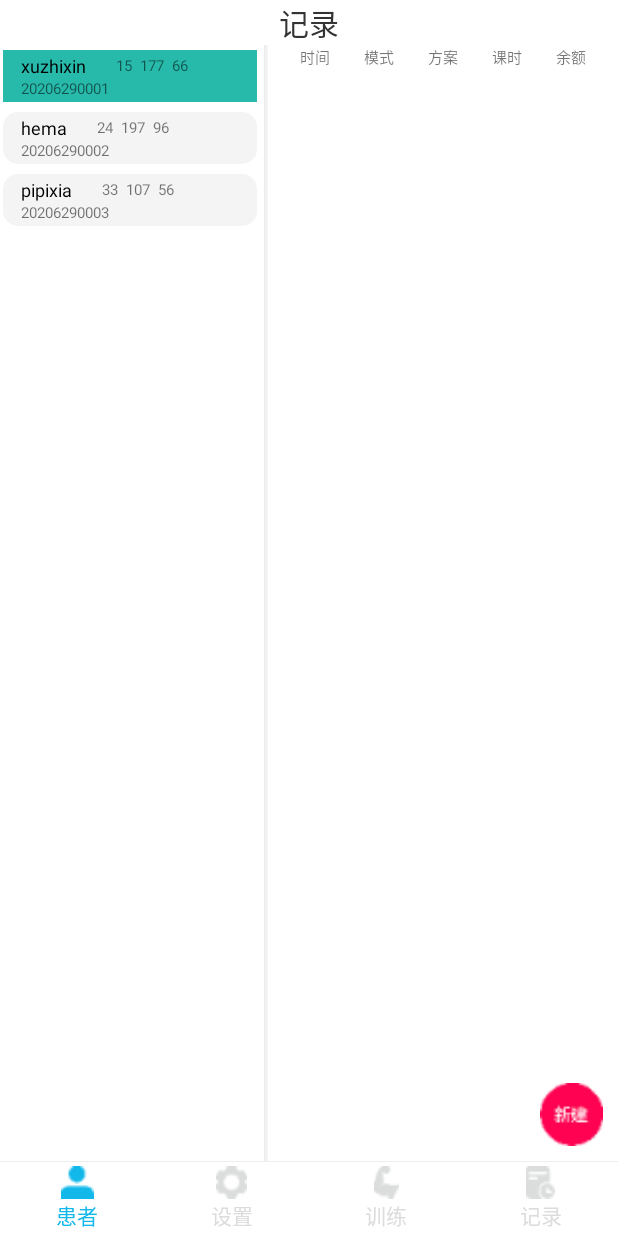
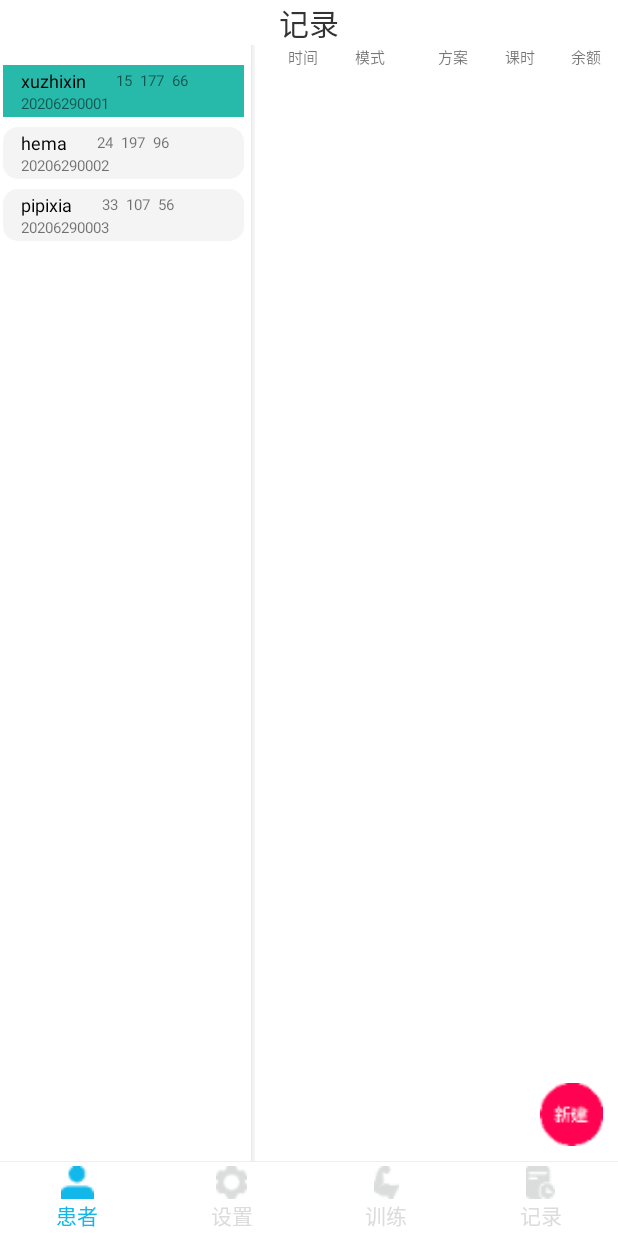
Before and after one commit to oomadj/pipi, an Android app: the fragment UserListFragment placed in its activity, on a phone screen of 412 x 824 dp. Run offline under Robolectric (Android 15) with nearby library versions, the phone set to English and light mode, and no system bars; our stand-ins replace Room's generated code; 2 statements that could not run were skipped.

Commit message:
保存训练记录

```diff
--- /dev/null
+++ b/MiraclinkClothes/app/src/main/java/com/miraclink/adapter/CheckHistoryAdapter.java
@@ -0,0 +1,71 @@
+package com.miraclink.adapter;
+
+import android.content.Context;
+import android.view.LayoutInflater;
+import android.view.View;
+import android.view.ViewGroup;
+import android.widget.TextView;
+
+import androidx.annotation.NonNull;
+import androidx.recyclerview.widget.RecyclerView;
+
+import com.miraclink.R;
+import com.miraclink.model.CheckHistory;
+import com.miraclink.utils.Utils;
+
+import java.util.ArrayList;
+import java.util.List;
+
+public class CheckHistoryAdapter extends RecyclerView.Adapter<CheckHistoryAdapter.HistoryHolder> {
+    private Context context;
+    private List<CheckHistory> histories;
+
+    public CheckHistoryAdapter() {
+        histories = new ArrayList<>();
+    }
+
+    @NonNull
+    @Override
+    public HistoryHolder onCreateViewHolder(@NonNull ViewGroup parent, int viewType) {
+        context = parent.getContext();
+        View view = LayoutInflater.from(context).inflate(R.layout.item_check_history, parent, false);
+        return new HistoryHolder(view);
+    }
+
+    @Override
+    public void onBindViewHolder(@NonNull HistoryHolder holder, int position) {
+        CheckHistory history = histories.get(position);
+        holder.textTime.setText(history.getNum());
+        holder.textMode.setText(Utils.getModeText(context, history.getMode()));
+        holder.textHour.setText(history.getClassHour() + "");
+        holder.textProgram.setText(Utils.getComposeText(context, history.getCompose()));
+        holder.textBalance.setText(history.getBalance() + "");
+    }
+
+    @Override
+    public int getItemCount() {
+        return histories == null ? 0 : histories.size();
+    }
+
+    public void setData(ArrayList<CheckHistory> histories) {
+        this.histories = histories;
+        notifyDataSetChanged();
+    }
+
+    class HistoryHolder extends RecyclerView.ViewHolder {
+        private TextView textTime;
+        private TextView textMode;
+        private TextView textProgram;
+        private TextView textHour;
+        private TextView textBalance;
+
+        public HistoryHolder(@NonNull View itemView) {
+            super(itemView);
+            textTime = itemView.findViewById(R.id.textItemCheckHistoryTime);
+            textMode = itemView.findViewById(R.id.textItemCheckHistoryMode);
+            textProgram = itemView.findViewById(R.id.textItemCheckHistoryProgram);
+            textHour = itemView.findViewById(R.id.textItemCheckHistoryHour);
+            textBalance = itemView.findViewById(R.id.textItemCheckHistoryBalance);
+        }
+    }
+}
--- a/MiraclinkClothes/app/src/main/java/com/miraclink/content/check/UserCheckContract.java
+++ b/MiraclinkClothes/app/src/main/java/com/miraclink/content/check/UserCheckContract.java
@@ -2,6 +2,7 @@ package com.miraclink.content.check;
 
 import com.miraclink.bluetooth.MyBlueService;
 import com.miraclink.database.IUserDatabaseManager;
+import com.miraclink.model.CheckHistory;
 import com.miraclink.model.User;
 
 public interface UserCheckContract {
@@ -41,6 +42,8 @@ public interface UserCheckContract {
 
         void onInit(int time,int rate,int strong);
 
+        void onInsertCheckHistory(IUserDatabaseManager iUserDatabaseManager,CheckHistory history);
+
     }
 
     interface IView{
--- a/MiraclinkClothes/app/src/main/java/com/miraclink/content/list/UserListContract.java
+++ b/MiraclinkClothes/app/src/main/java/com/miraclink/content/list/UserListContract.java
@@ -8,5 +8,7 @@ public interface UserListContract {
         void getUserList(NetworkController networkController);
 
         void queryAllUser(IUserDatabaseManager iUserDatabaseManager, IUserDatabaseManager.QueryAllUserCallback callback);
+
+        void queryCheckHistoryByID(IUserDatabaseManager iUserDatabaseManager,IUserDatabaseManager.QueryCheckHistoryByIdCallback callback,String id);
     }
 }
--- a/MiraclinkClothes/app/src/main/java/com/miraclink/content/list/UserListFragment.java
+++ b/MiraclinkClothes/app/src/main/java/com/miraclink/content/list/UserListFragment.java
@@ -18,10 +18,12 @@ import androidx.recyclerview.widget.LinearLayoutManager;
 import androidx.recyclerview.widget.RecyclerView;
 
 import com.miraclink.R;
+import com.miraclink.adapter.CheckHistoryAdapter;
 import com.miraclink.adapter.UserListAdapter;
 import com.miraclink.content.ContentActivity;
 import com.miraclink.database.IUserDatabaseManager;
 import com.miraclink.database.UserDatabaseManager;
+import com.miraclink.model.CheckHistory;
 import com.miraclink.model.User;
 import com.miraclink.networks.NetworkController;
 import com.miraclink.networks.NetworkUtil;
@@ -33,7 +35,7 @@ import com.miraclink.widget.UserListRecyclerDecoration;
 import java.util.ArrayList;
 import java.util.List;
 
-public class UserListFragment extends Fragment implements UserListAdapter.OnUserListItemClick, IUserDatabaseManager.QueryAllUserCallback, View.OnClickListener {
+public class UserListFragment extends Fragment implements UserListAdapter.OnUserListItemClick, IUserDatabaseManager.QueryAllUserCallback, View.OnClickListener,IUserDatabaseManager.QueryCheckHistoryByIdCallback {
     private static final String TAG = UserListFragment.class.getSimpleName();
     private RecyclerView recyclerUser;
     private UserListAdapter userAdapter;
@@ -44,6 +46,9 @@ public class UserListFragment extends Fragment implements UserListAdapter.OnUser
     private IUserDatabaseManager iUserDatabaseManager;
 
     private ImageView imgNew;
+
+    private RecyclerView recyclerHistory;
+    private CheckHistoryAdapter historyAdapter;
 
     @Nullable
     @Override
@@ -64,13 +69,15 @@ public class UserListFragment extends Fragment implements UserListAdapter.OnUser
         super.onStart();
         IntentFilter filter = new IntentFilter();
         filter.addAction(BroadCastAction.USER_LIST_DATA);
-        getContext().registerReceiver(receiver,filter);
+        getContext().registerReceiver(receiver, filter);
 
-        if (NetworkUtil.getConnectivityEnable(getContext())){
+        if (NetworkUtil.getConnectivityEnable(getContext())) {
             presenter.getUserList(NetworkController.getInstance());
-        }else {
-            presenter.queryAllUser(iUserDatabaseManager,this);
+        } else {
+            presenter.queryAllUser(iUserDatabaseManager, this);
         }
+
+        presenter.queryCheckHistoryByID(iUserDatabaseManager,this,SharePreUtils.getCurrentID(getContext()));
     }
 
     @Override
@@ -82,10 +89,10 @@ public class UserListFragment extends Fragment implements UserListAdapter.OnUser
     @Override
     public void onHiddenChanged(boolean hidden) {
         super.onHiddenChanged(hidden);
-        if (NetworkUtil.getConnectivityEnable(getContext())){
+        if (NetworkUtil.getConnectivityEnable(getContext())) {
             presenter.getUserList(NetworkController.getInstance());
-        }else {
-            presenter.queryAllUser(iUserDatabaseManager,this);
+        } else {
+            presenter.queryAllUser(iUserDatabaseManager, this);
         }
     }
 
@@ -96,14 +103,16 @@ public class UserListFragment extends Fragment implements UserListAdapter.OnUser
         userAdapter.setOnUserListItemClick(this);
         decoration = new UserListRecyclerDecoration();
 
+        historyAdapter = new CheckHistoryAdapter();
+
         receiver = new BroadcastReceiver() {
             @Override
             public void onReceive(Context context, Intent intent) {
-                if (intent.getAction().equals(BroadCastAction.USER_LIST_DATA)){
+                if (intent.getAction().equals(BroadCastAction.USER_LIST_DATA)) {
                     users = intent.<User>getParcelableArrayListExtra("DATA");
                     userAdapter.setData(users);
-                    if (SharePreUtils.getCurrentID(getContext()).isEmpty()){
-                        SharePreUtils.setCurrentID(getContext(),users.get(0).getID()); // init select 0
+                    if (SharePreUtils.getCurrentID(getContext()).isEmpty()) {
+                        SharePreUtils.setCurrentID(getContext(), users.get(0).getID()); // init select 0
                     }
                 }
             }
@@ -118,27 +127,37 @@ public class UserListFragment extends Fragment implements UserListAdapter.OnUser
         recyclerUser.addItemDecoration(decoration);
         imgNew = view.findViewById(R.id.imgUserListFragmentNew);
         imgNew.setOnClickListener(this);
+
+        LinearLayoutManager layoutManager = new LinearLayoutManager(getContext());
+        recyclerHistory = view.findViewById(R.id.recyclerUserListFragmentHistory);
+        recyclerHistory.setLayoutManager(layoutManager);
+        recyclerHistory.setAdapter(historyAdapter);
     }
 
     @Override
     public void onItemClick(int position, String id) {
-        Toast.makeText(getContext(),"position"+position,Toast.LENGTH_SHORT).show();
-        SharePreUtils.setCurrentID(getContext(),users.get(position).getID());  // save check user id
+        SharePreUtils.setCurrentID(getContext(), users.get(position).getID());  // save check user id
         getContext().sendBroadcast(new Intent(BroadCastAction.USER_CHANGED));  // user changed
+        presenter.queryCheckHistoryByID(iUserDatabaseManager,this,users.get(position).getID());
     }
 
     @Override
     public void onQueried(List<User> userList) {
         users = (ArrayList<User>) userList;
         userAdapter.setData(users);
-        if (SharePreUtils.getCurrentID(getContext()).isEmpty() && users.size() != 0){
-            SharePreUtils.setCurrentID(getContext(),users.get(0).getID()); // init select 0
+        if (SharePreUtils.getCurrentID(getContext()).isEmpty() && users.size() != 0) {
+            SharePreUtils.setCurrentID(getContext(), users.get(0).getID()); // init select 0
         }
     }
 
     @Override
     public void onClick(View v) {
         ContentActivity activity = (ContentActivity) getActivity();
-        activity.setTabSelection(0,true);
+        activity.setTabSelection(0, true);
+    }
+
+    @Override
+    public void onQueriedHistory(List<CheckHistory> historyList) {
+        historyAdapter.setData((ArrayList<CheckHistory>) historyList);
     }
 }
--- a/MiraclinkClothes/app/src/main/java/com/miraclink/content/list/UserListPresenter.java
+++ b/MiraclinkClothes/app/src/main/java/com/miraclink/content/list/UserListPresenter.java
@@ -14,4 +14,9 @@ public class UserListPresenter implements UserListContract.Presenter {
     public void queryAllUser(IUserDatabaseManager iUserDatabaseManager, IUserDatabaseManager.QueryAllUserCallback callback) {
         iUserDatabaseManager.queryAllUser(callback);
     }
+
+    @Override
+    public void queryCheckHistoryByID(IUserDatabaseManager iUserDatabaseManager, IUserDatabaseManager.QueryCheckHistoryByIdCallback callback, String id) {
+        iUserDatabaseManager.queryCheckHistoryById(callback,id);
+    }
 }
--- a/MiraclinkClothes/app/src/main/java/com/miraclink/database/IUserDatabaseManager.java
+++ b/MiraclinkClothes/app/src/main/java/com/miraclink/database/IUserDatabaseManager.java
@@ -1,5 +1,6 @@
 package com.miraclink.database;
 
+import com.miraclink.model.CheckHistory;
 import com.miraclink.model.User;
 
 import java.util.List;
@@ -23,8 +24,23 @@ public interface IUserDatabaseManager {
 
     void updateUser(String name, int age, int sex, int height, int weight, String id);
 
-    void updateUserSettings(int time,int strong,int rate,int compose,int mode,String id);
+    void updateUserSettings(int time, int strong, int rate, int compose, int mode, String id);
 
     void queryUserByID(QueryUserByIDCallback callback, String ID);
     //User queryUserByID(String ID);
+
+    //check history
+    interface QueryCheckHistoryCallback {
+        void onQueried(List<CheckHistory> historyList);
+    }
+
+    interface QueryCheckHistoryByIdCallback {
+        void onQueriedHistory(List<CheckHistory> historyList);
+    }
+
+    void queryCheckHistory(QueryCheckHistoryCallback callback);
+
+    void queryCheckHistoryById(QueryCheckHistoryByIdCallback callback, String ID);
+
+    void insertCheckHistory(CheckHistory history);
 }
--- a/MiraclinkClothes/app/src/main/java/com/miraclink/database/UserDao.java
+++ b/MiraclinkClothes/app/src/main/java/com/miraclink/database/UserDao.java
@@ -33,5 +33,5 @@ public interface UserDao {
     void update(String name, int age, int sex, int height, int weight, String ID);
 
     @Query("UPDATE user SET time = :time,strong =:strong,rate =:rate,compose =:compose,mode =:mode WHERE ID = :ID")
-    void update(int time,int strong,int rate,int compose,int mode,String ID);
+    void update(int time, int strong, int rate, int compose, int mode, String ID);
 }
--- a/MiraclinkClothes/app/src/main/java/com/miraclink/database/UserDatabase.java
+++ b/MiraclinkClothes/app/src/main/java/com/miraclink/database/UserDatabase.java
@@ -6,9 +6,10 @@ import androidx.room.Database;
 import androidx.room.Room;
 import androidx.room.RoomDatabase;
 
+import com.miraclink.model.CheckHistory;
 import com.miraclink.model.User;
 
-@Database(entities = {User.class},version = 1,exportSchema = false)
+@Database(entities = {User.class, CheckHistory.class},version = 1,exportSchema = false)
 public abstract class UserDatabase extends RoomDatabase {
     private static final String DB_NAME = "UserDatabase.db";
     private static volatile UserDatabase INSTANCE;
@@ -26,4 +27,6 @@ public abstract class UserDatabase extends RoomDatabase {
 
     public abstract UserDao getUserDao();
 
+    public abstract CheckHistoryDao getHistoryDao();
+
 }
--- a/MiraclinkClothes/app/src/main/java/com/miraclink/database/UserDatabaseManager.java
+++ b/MiraclinkClothes/app/src/main/java/com/miraclink/database/UserDatabaseManager.java
@@ -2,6 +2,7 @@ package com.miraclink.database;
 
 import android.content.Context;
 
+import com.miraclink.model.CheckHistory;
 import com.miraclink.model.User;
 import com.miraclink.utils.AppExecutors;
 
@@ -114,4 +115,34 @@ public class UserDatabaseManager implements IUserDatabaseManager {
         executors.diskIO().execute(runnable);
     }
 
+    @Override
+    public void queryCheckHistory(QueryCheckHistoryCallback callback) {
+        //coming later
+    }
+
+    @Override
+    public void queryCheckHistoryById(QueryCheckHistoryByIdCallback callback, String ID) {
+        Runnable runnable = new Runnable() {
+            @Override
+            public void run() {
+                List<CheckHistory> histories = database.getHistoryDao().getUserCheckHistory(ID);
+                executors.mainThread().execute(new Runnable() {
+                    @Override
+                    public void run() {
+                        callback.onQueriedHistory(histories);
+                    }
+                });
+            }
+        };
+        executors.diskIO().execute(runnable);
+    }
+
+    @Override
+    public void insertCheckHistory(CheckHistory history) {
+        Runnable runnable = () -> {
+            database.getHistoryDao().insert(history);
+        };
+        executors.diskIO().execute(runnable);
+    }
+
 }
--- a/MiraclinkClothes/app/src/main/res/layout/fragment_user_list.xml
+++ b/MiraclinkClothes/app/src/main/res/layout/fragment_user_list.xml
@@ -33,12 +33,13 @@
         app:layout_constraintBottom_toBottomOf="parent"
         app:layout_constraintStart_toStartOf="parent"
         app:layout_constraintTop_toBottomOf="@id/layoutUserListFragmentTitle"
-        app:layout_constraintWidth_percent="0.42">
+        app:layout_constraintWidth_percent="0.40">
 
         <androidx.recyclerview.widget.RecyclerView
             android:id="@+id/recyclerUserListFragmentUser"
             android:layout_width="0dp"
             android:layout_height="0dp"
+            android:layout_marginTop="10dp"
             app:layout_constraintBottom_toBottomOf="parent"
             app:layout_constraintEnd_toEndOf="parent"
             app:layout_constraintStart_toStartOf="parent"
@@ -92,7 +93,7 @@
             android:text="@string/program"
             android:textSize="10sp"
             app:layout_constraintEnd_toEndOf="parent"
-            app:layout_constraintHorizontal_bias="0.50"
+            app:layout_constraintHorizontal_bias="0.55"
             app:layout_constraintStart_toStartOf="parent"
             app:layout_constraintTop_toTopOf="parent" />
 
@@ -103,7 +104,7 @@
             android:text="@string/class_hour"
             android:textSize="10sp"
             app:layout_constraintEnd_toEndOf="parent"
-            app:layout_constraintHorizontal_bias="0.70"
+            app:layout_constraintHorizontal_bias="0.75"
             app:layout_constraintStart_toStartOf="parent"
             app:layout_constraintTop_toTopOf="parent" />
 
@@ -114,7 +115,7 @@
             android:text="@string/balance"
             android:textSize="10sp"
             app:layout_constraintEnd_toEndOf="parent"
-            app:layout_constraintHorizontal_bias="0.90"
+            app:layout_constraintHorizontal_bias="0.95"
             app:layout_constraintStart_toStartOf="parent"
             app:layout_constraintTop_toTopOf="parent" />
 
```
Also changed, not shown: MiraclinkClothes/app/src/main/java/com/miraclink/content/check/UserCheckFragment.java (+24 -14 lines), MiraclinkClothes/app/src/main/java/com/miraclink/content/check/UserCheckPresenter.java (+8 -0 lines), MiraclinkClothes/app/src/main/java/com/miraclink/database/CheckHistoryDao.java (added, +29 -0 lines), MiraclinkClothes/app/src/main/java/com/miraclink/model/CheckHistory.java (+10 -0 lines), MiraclinkClothes/app/src/main/java/com/miraclink/utils/Utils.java (+7 -0 lines), MiraclinkClothes/app/src/main/res/layout/item_check_history.xml (added, +68 -0 lines).
